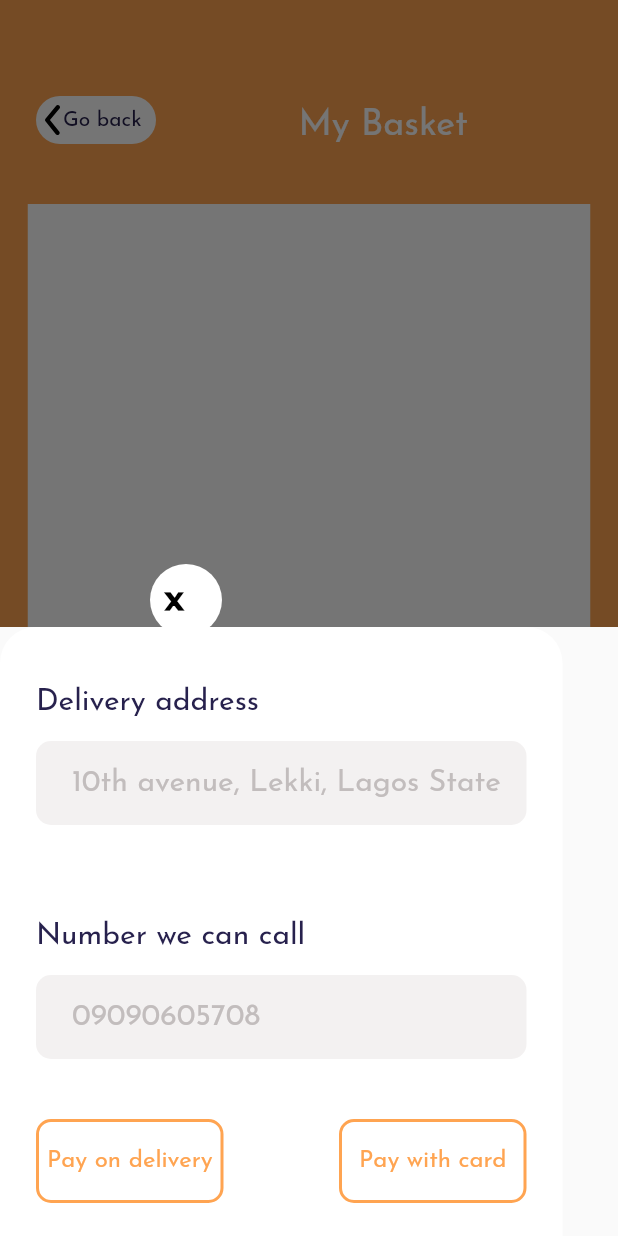
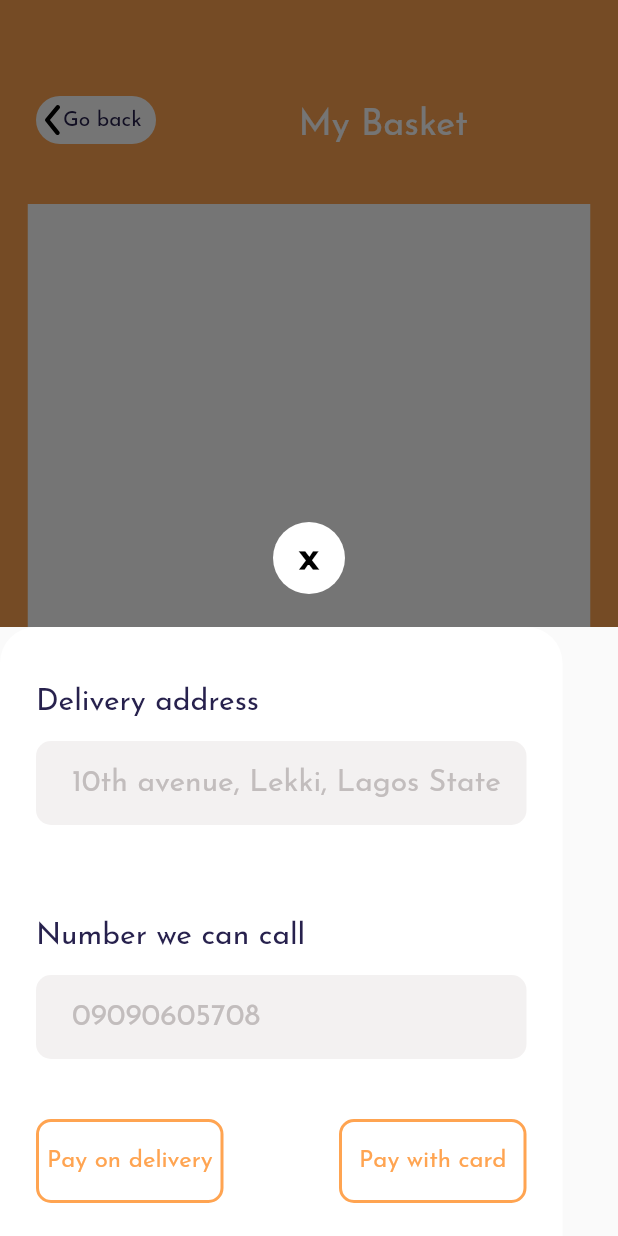
Before and after one commit to root7277/fruit_shop, a Flutter app: the OrderList screen opened by its route, after a tap on "Checkout", on a phone screen of 412 x 824 dp. Run offline on Flutter 3.47's test engine with Material 2 defaults, Android fonts, the phone set to English and light mode, and no system bars; our stand-ins replace flutter_svg.

```diff
--- a/lib/pages/order_list.dart
+++ b/lib/pages/order_list.dart
@@ -1,8 +1,8 @@
 import 'package:flutter/material.dart';
 import 'package:flutter_svg/svg.dart';
+import 'package:fruit_shop/widgets/elevatedBottom_ordrelistPage.dart';
 import 'package:fruit_shop/widgets/order_list.dart';
 
-import '../widgets/showModalBottomSheet_widget.dart';
 
 class OrderList extends StatefulWidget {
   const OrderList({super.key});
@@ -71,71 +71,7 @@ class _OrderListState extends State<OrderList> {
                       ),
                     ],
                   ),
-                  ElevatedButton(
-                    onPressed: (){
-                      showModalBottomSheet(
-                        context: context,
-                        builder: (BuildContext context){
-                          return Stack(
-                            clipBehavior: Clip.none,
-                            children: [
-                            Container(
-                              width: 375,
-                              height: 406,
-                              decoration: const BoxDecoration(
-                                borderRadius: BorderRadius.only(topRight: Radius.circular(24), topLeft: Radius.circular(24)),
-                                color: Color(0xFFFFFFFF),
-                              ),
-                              child: const Column(
-                                crossAxisAlignment: CrossAxisAlignment.start,
-                                children: [
-                                  ShowModalBottomSheetText(text: 'Delivery address'),
-                                  SizedBox(height: 16),
-                                  ShowModalBottomSheetContainer(hintText: '10th avenue, Lekki, Lagos State'),
-                                  SizedBox(height: 24),
-                                  ShowModalBottomSheetText(text: 'Number we can call'),
-                                  SizedBox(height: 16),
-                                  ShowModalBottomSheetContainer(hintText: '09090605708'),
-                                  SizedBox(height: 40),
-                                  Padding(
-                                    padding: EdgeInsets.only(left: 24, right: 24),
-                                    child: Row(
-                                      mainAxisAlignment: MainAxisAlignment.spaceBetween,
-                                      children: [
-                                        PayWidget(payText: 'Pay on delivery'),
-                                        PayWidget(payText: 'Pay with card'),
-                                      ],
-                                    ),
-                                  ),
-                                ],
-                              ),
-                            ),
-                            Positioned(
-                              left: 100,
-                              bottom: 400,
-                              child: Container(
-                                width: 48,
-                                height: 48,
-                                padding: const EdgeInsets.all(9.6),
-                                decoration: const BoxDecoration(
-                                  borderRadius: BorderRadius.all(Radius.circular(50)),
-                                  color: Colors.white,
-                                ),
-                                child: const Text('x', style: TextStyle(fontFamily: 'Josefin Sans', fontSize: 28, fontWeight: FontWeight.w600, color: Colors.black),),
-                              ),
-                            ),
-                          ],
-                          );
-                        }
-                      );
-                    },
-                    style: const ButtonStyle(
-                      backgroundColor: MaterialStatePropertyAll(Color(0xFFFFA451)),
-                      shape: MaterialStatePropertyAll(RoundedRectangleBorder(borderRadius: BorderRadius.all(Radius.circular(10)))),
-                      minimumSize: MaterialStatePropertyAll(Size(199, 56)),
-                    ),
-                    child: const Text('Checkout', style: TextStyle(fontFamily: 'Josefin Sans', fontSize: 16, fontWeight: FontWeight.w500, color: Colors.white),)
-                  ),
+                  const ElevatedBottomOrderList(),
                 ],
               ),
             ),
--- /dev/null
+++ b/lib/widgets/elevatedBottom_ordrelistPage.dart
@@ -0,0 +1,90 @@
+import 'package:flutter/material.dart';
+import '../widgets/showModalBottomSheet_widget.dart';
+
+
+class ElevatedBottomOrderList extends StatefulWidget {
+  const ElevatedBottomOrderList({super.key});
+
+  @override
+  State<ElevatedBottomOrderList> createState() => _ElevatedBottomOrderListState();
+}
+
+class _ElevatedBottomOrderListState extends State<ElevatedBottomOrderList> {
+  @override
+  Widget build(BuildContext context) {
+    return ElevatedButton(
+      onPressed: (){
+        showModalBottomSheet(
+          context: context,
+          isScrollControlled: true,
+          builder: (BuildContext context){
+            return Stack(
+              clipBehavior: Clip.none,
+              children: [
+              Padding(
+                padding: EdgeInsets.only(bottom: MediaQuery.of(context).viewInsets.bottom),
+                child: Container(
+                  width: 375,
+                  height: 406,
+                  decoration: const BoxDecoration(
+                    borderRadius: BorderRadius.only(topRight: Radius.circular(24), topLeft: Radius.circular(24)),
+                    color: Color(0xFFFFFFFF),
+                  ),
+                  child: const Column(
+                    crossAxisAlignment: CrossAxisAlignment.start,
+                    children: [
+                      ShowModalBottomSheetText(text: 'Delivery address'),
+                      SizedBox(height: 16),
+                      ShowModalBottomSheetContainer(hintText: '10th avenue, Lekki, Lagos State'),
+                      SizedBox(height: 24),
+                      ShowModalBottomSheetText(text: 'Number we can call'),
+                      SizedBox(height: 16),
+                      ShowModalBottomSheetContainer(hintText: '09090605708'),
+                      SizedBox(height: 40),
+                      Padding(
+                        padding: EdgeInsets.only(left: 24, right: 24),
+                        child: Row(
+                          mainAxisAlignment: MainAxisAlignment.spaceBetween,
+                          children: [
+                            PayWidget(payText: 'Pay on delivery'),
+                            PayWidget(payText: 'Pay with card'),
+                          ],
+                        ),
+                      ),
+                    ],
+                  ),
+                ),
+              ),
+              Positioned(
+                left: 0,
+                right: 0,
+                top: -70,
+                child: Row(
+                  mainAxisAlignment: MainAxisAlignment.center,
+                  children: [
+                    Container(
+                      width: 48,
+                      height: 48,
+                      decoration: const BoxDecoration(
+                        borderRadius: BorderRadius.all(Radius.circular(50)),
+                        color: Colors.white,
+                      ),
+                      child: const Center(child: Text('x', style: TextStyle(fontFamily: 'Josefin Sans', fontSize: 28, fontWeight: FontWeight.w600, color: Colors.black),)),
+                    ),
+                  ],
+                ),
+              ),
+            ],
+          );
+        }
+      );
+      },
+      style: const ButtonStyle(
+        backgroundColor: MaterialStatePropertyAll(Color(0xFFFFA451)),
+        shape: MaterialStatePropertyAll(RoundedRectangleBorder(borderRadius: BorderRadius.all(Radius.circular(10)))),
+        minimumSize: MaterialStatePropertyAll(Size(199, 56)),
+      ),
+      child: const Text('Checkout', style: TextStyle(fontFamily: 'Josefin Sans', fontSize: 16, fontWeight: FontWeight.w500, color: Colors.white),)
+    );
+  }
+}
--- a/lib/widgets/showModalBottomSheet_widget.dart
+++ b/lib/widgets/showModalBottomSheet_widget.dart
@@ -44,6 +44,7 @@ class _ShowModalBottomSheetContainerState extends State<ShowModalBottomSheetCont
         child: Padding(
           padding: const EdgeInsets.only(left: 24, top: 4),
           child: TextField(
+            keyboardType: TextInputType.emailAddress,
             decoration: InputDecoration(
               border: InputBorder.none,
               hintText: widget.hintText,
```
